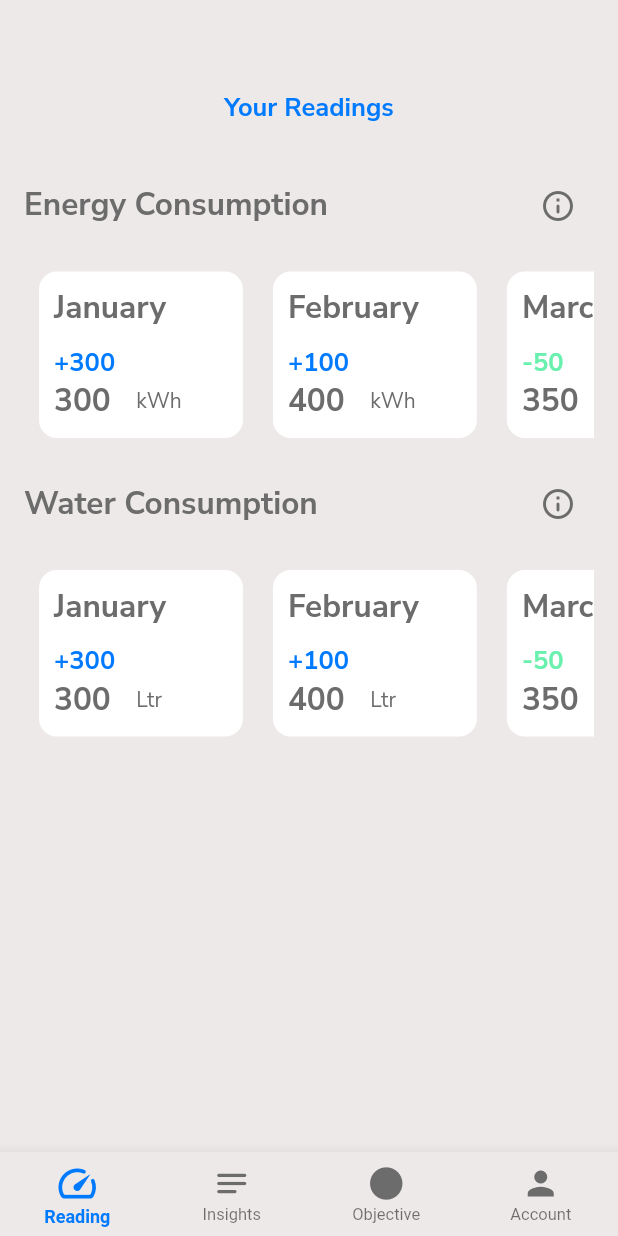
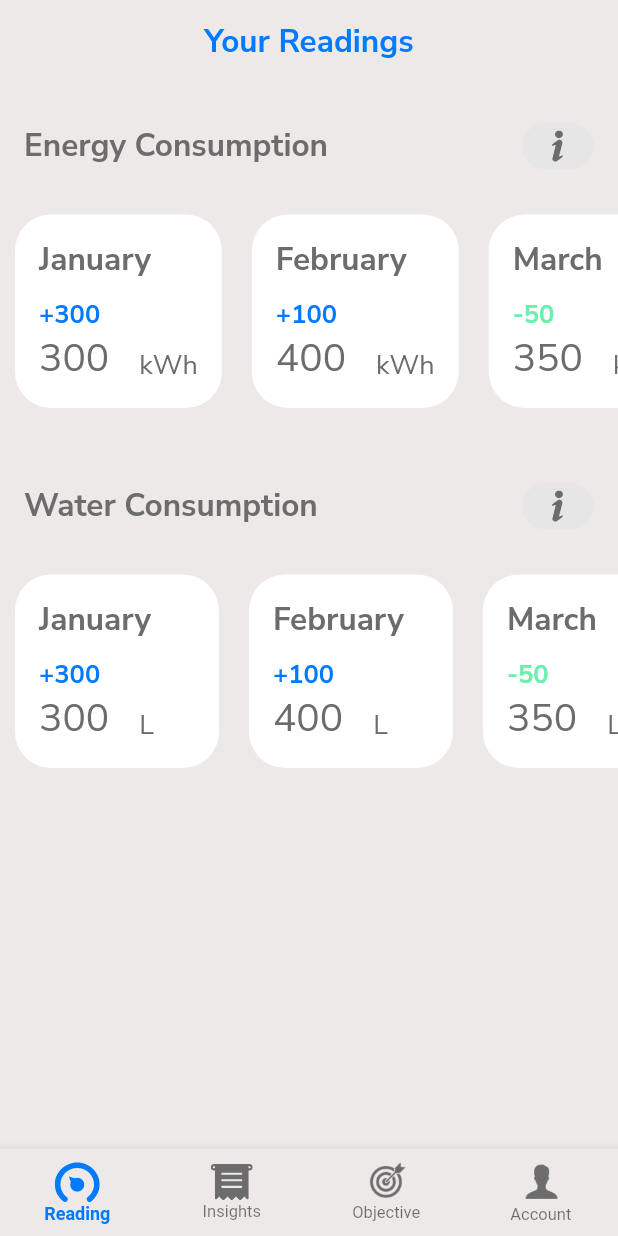
Before and after one commit to Ashutosh-777/Utility-Watch, a Flutter app: the screen it shows after launch, on a phone screen of 412 x 824 dp. Run offline on Flutter 3.47's test engine with Material 2 defaults, Android fonts, the phone set to English and light mode, and no system bars; our stand-ins replace flutter_svg, google_fonts, percent_indicator.

Commit message:
added reading page and update icons

```diff
--- /dev/null
+++ b/lib/globals/assets.dart
@@ -0,0 +1,8 @@
+class Assets {
+  static const String icons = "assets/icons/";
+  static const String readingsIcon = "${icons}readings.svg";
+  static const String insightsIcon = "${icons}insights.svg";
+  static const String objectiveIcon = "${icons}objective.png";
+  static const String accountIcon = "${icons}account.png";
+  static const String infoIcon = "${icons}i.svg";
+}
--- a/lib/main.dart
+++ b/lib/main.dart
@@ -2,6 +2,8 @@ import 'package:flutter/material.dart';
 import 'package:flutter/services.dart';
 import 'package:utility_watch/globals/colors.dart';
 import 'package:utility_watch/pages/home/home.dart';
+
+final navigatorKey = GlobalKey<NavigatorState>();
 
 void main() {
   WidgetsFlutterBinding.ensureInitialized();
@@ -17,6 +19,7 @@ class MyApp extends StatelessWidget {
   @override
   Widget build(BuildContext context) {
     return MaterialApp(
+      navigatorKey: navigatorKey,
       debugShowCheckedModeBanner: false,
       title: 'Utility-Watch',
       theme: ThemeData(),
--- a/lib/pages/home/home.dart
+++ b/lib/pages/home/home.dart
@@ -1,5 +1,8 @@
 import 'package:flutter/material.dart';
+import 'package:flutter_svg/flutter_svg.dart';
+import 'package:utility_watch/globals/assets.dart';
 import 'package:utility_watch/globals/colors.dart';
+import 'package:utility_watch/globals/styles.dart';
 import 'package:utility_watch/pages/account/account_tab.dart';
 import 'package:utility_watch/pages/insights/insights_tab.dart';
 import 'package:utility_watch/pages/objective/objective_tab.dart';
@@ -15,11 +18,20 @@ class HomePage extends StatefulWidget {
 class _HomePageState extends State<HomePage> {
   int selectedIndex = 0;
   List<Widget> tabs = [
-    ReadingsPage(),
+    ReadingPage(),
     const InsightsPage(),
     const ObjectivePage(),
     const AccountPage(),
   ];
+
+  List<String> labels = [
+    "Reading",
+    "Insights",
+    "Objective",
+    "Account",
+  ];
+
+  List<String> titles = ["Your Readings", "", "Goal Settings", ""];
 
   void updateTab(int index) {
     setState(() {
@@ -29,13 +41,21 @@ class _HomePageState extends State<HomePage> {
 
   @override
   Widget build(BuildContext context) {
-    return SafeArea(
-      bottom: false,
-      child: Scaffold(
-        backgroundColor: MyColors.backgroundColor,
-        body: tabs[selectedIndex],
-        bottomNavigationBar: _bottomNavigationBar(),
-      ),
+    return Scaffold(
+      appBar: titles[selectedIndex] != ""
+          ? AppBar(
+              elevation: 0,
+              backgroundColor: MyColors.backgroundColor,
+              title: Text(
+                titles[selectedIndex],
+                style: MyStyles.heading.copyWith(color: MyColors.blueColor),
+              ),
+              centerTitle: true,
+            )
+          : null,
+      backgroundColor: MyColors.backgroundColor,
+      body: tabs[selectedIndex],
+      bottomNavigationBar: _bottomNavigationBar(),
     );
   }
 
@@ -55,28 +75,44 @@ class _HomePageState extends State<HomePage> {
       fixedColor: MyColors.blueColor,
       onTap: (value) => updateTab(value),
       type: BottomNavigationBarType.fixed,
-      items: const [
+      items: [
         BottomNavigationBarItem(
-          icon: Icon(
-            Icons.speed_rounded,
+          icon: SvgPicture.asset(
+            Assets.readingsIcon,
+            color: labels[selectedIndex] == "Reading"
+                ? MyColors.blueColor
+                : MyColors.greyColor,
+            height: labels[selectedIndex] == "Reading" ? 28 : 24,
           ),
           label: "Reading",
         ),
         BottomNavigationBarItem(
-          icon: Icon(
-            Icons.notes_rounded,
+          icon: SvgPicture.asset(
+            Assets.insightsIcon,
+            color: labels[selectedIndex] == "Insights"
+                ? MyColors.blueColor
+                : MyColors.greyColor,
+            height: labels[selectedIndex] == "Insights" ? 28 : 24,
           ),
           label: "Insights",
         ),
         BottomNavigationBarItem(
-          icon: Icon(
-            Icons.circle_rounded,
+          icon: Image.asset(
+            Assets.objectiveIcon,
+            color: labels[selectedIndex] == "Objective"
+                ? MyColors.blueColor
+                : MyColors.greyColor,
+            height: labels[selectedIndex] == "Objective" ? 30 : 26,
           ),
           label: "Objective",
         ),
         BottomNavigationBarItem(
-          icon: Icon(
-            Icons.person,
+          icon: Image.asset(
+            Assets.accountIcon,
+            color: labels[selectedIndex] == "Account"
+                ? MyColors.blueColor
+                : MyColors.greyColor,
+            height: labels[selectedIndex] == "Account" ? 32 : 28,
           ),
           label: "Account",
         ),
--- a/lib/pages/readings/readings_tab.dart
+++ b/lib/pages/readings/readings_tab.dart
@@ -1,12 +1,14 @@
 import 'package:flutter/material.dart';
+import 'package:flutter_svg/flutter_svg.dart';
+import 'package:utility_watch/globals/assets.dart';
 import 'package:utility_watch/globals/colors.dart';
 import 'package:utility_watch/globals/months.dart';
 import 'package:utility_watch/globals/styles.dart';
 import 'package:utility_watch/pages/readings/dummy_data.dart';
 import 'package:utility_watch/widgets/reading_tab/reading_tile.dart';
 
-class ReadingsPage extends StatelessWidget {
-  ReadingsPage({super.key});
+class ReadingPage extends StatelessWidget {
+  ReadingPage({super.key});
 
   List<Widget> readingTiles = energyReadings
       .map((map) => ReadingsTile(
@@ -14,83 +16,85 @@ class ReadingsPage extends StatelessWidget {
             scale: 'kWh',
             reading: map["reading"],
             previousReading: map['previous_reading'],
+            title: "Electricity Readings",
           ))
       .toList()
-    ..add(ReadingsTile(month: months[DateTime.now().month]!, scale: 'kWh'));
+    ..add(
+      ReadingsTile(
+        month: months[DateTime.now().month]!,
+        scale: 'kWh',
+        previousReading: energyReadings
+            .where((element) =>
+                element['month'] == months[DateTime.now().month - 1])
+            .last['reading'],
+        title: "Electricity Readings",
+      ),
+    );
 
   List<Widget> waterReadings = energyReadings
       .map((map) => ReadingsTile(
             month: map["month"]!,
-            scale: 'Ltr',
+            scale: 'L',
             reading: map["reading"],
             previousReading: map['previous_reading'],
+            title: "Water Readings",
           ))
       .toList()
-    ..add(ReadingsTile(month: months[DateTime.now().month]!, scale: 'Ltr'));
+    ..add(ReadingsTile(
+      month: months[DateTime.now().month]!,
+      scale: 'L',
+      previousReading: energyReadings
+          .where(
+              (element) => element['month'] == months[DateTime.now().month - 1])
+          .last['reading'],
+      title: "Water Readings",
+    ));
 
   @override
   Widget build(BuildContext context) {
     return Padding(
-      padding: const EdgeInsets.all(16),
+      padding: const EdgeInsets.symmetric(vertical: 16),
       child: Column(
         crossAxisAlignment: CrossAxisAlignment.start,
         mainAxisAlignment: MainAxisAlignment.start,
         mainAxisSize: MainAxisSize.min,
         children: [
-          const SizedBox(height: 44),
-          Row(
-            mainAxisAlignment: MainAxisAlignment.center,
-            children: [
-              Text(
-                "Your Readings",
-                style: MyStyles.subHeading.copyWith(
-                  color: MyColors.blueColor,
-                ),
-              ),
-            ],
-          ),
-          const SizedBox(height: 30),
-          Row(
+          const SizedBox(height: 10),
+          Padding(
+            padding: const EdgeInsets.symmetric(horizontal: 16.0),
+            child: Row(
               mainAxisAlignment: MainAxisAlignment.spaceBetween,
               children: [
                 Text(
                   "Energy Consumption",
                   style: MyStyles.heading,
                 ),
-              IconButton(
-                onPressed: () {},
-                icon: const Icon(
-                  Icons.info_outline_rounded,
-                  color: MyColors.greyColor,
-                ),
-              )
+                infoButton(onTap: () {})
               ],
             ),
-          const SizedBox(height: 10),
+          ),
+          const SizedBox(height: 20),
           SingleChildScrollView(
             scrollDirection: Axis.horizontal,
             child: Row(
               children: readingTiles,
             ),
           ),
-          const SizedBox(height: 10),
-          Row(
+          const SizedBox(height: 40),
+          Padding(
+            padding: const EdgeInsets.symmetric(horizontal: 16.0),
+            child: Row(
               mainAxisAlignment: MainAxisAlignment.spaceBetween,
               children: [
                 Text(
                   "Water Consumption",
                   style: MyStyles.heading,
                 ),
-              IconButton(
-                onPressed: () {},
-                icon: const Icon(
-                  Icons.info_outline_rounded,
-                  color: MyColors.greyColor,
-                ),
-              )
+                infoButton(onTap: () {})
               ],
             ),
-          const SizedBox(height: 10),
+          ),
+          const SizedBox(height: 20),
           SingleChildScrollView(
             scrollDirection: Axis.horizontal,
             child: Row(
@@ -101,4 +105,21 @@ class ReadingsPage extends StatelessWidget {
       ),
     );
   }
+
+  Widget infoButton({required VoidCallback onTap}) {
+    return GestureDetector(
+      onTap: onTap,
+      child: Container(
+        padding: const EdgeInsets.symmetric(horizontal: 20, vertical: 5),
+        decoration: BoxDecoration(
+          color: MyColors.lightGreyColor,
+          borderRadius: BorderRadius.circular(20),
+        ),
+        child: SvgPicture.asset(
+          Assets.infoIcon,
+          color: MyColors.greyColor,
+        ),
+      ),
+    );
   }
+}
--- a/lib/widgets/reading_tab/reading_tile.dart
+++ b/lib/widgets/reading_tab/reading_tile.dart
@@ -2,8 +2,10 @@ import 'package:flutter/material.dart';
 import 'package:utility_watch/globals/colors.dart';
 import 'package:utility_watch/globals/months.dart';
 import 'package:utility_watch/globals/styles.dart';
+import 'package:utility_watch/pages/readings/month_readings.dart';
 
 class ReadingsTile extends StatelessWidget {
+  final String title;
   final String month;
   final int? reading;
   final int? previousReading;
@@ -14,6 +16,7 @@ class ReadingsTile extends StatelessWidget {
     this.reading = 0,
     this.previousReading = 0,
     required this.scale,
+    required this.title,
   });
 
   @override
@@ -22,15 +25,30 @@ class ReadingsTile extends StatelessWidget {
     final change = reading! - previousReading!;
     final sign = increased ? "+" : "";
     final isFilled = month != months[DateTime.now().month];
-    return Container(
-      padding: const EdgeInsets.all(10),
+    return GestureDetector(
+      onTap: () {
+        if (!isFilled) {
+          Navigator.of(context).push(
+            MaterialPageRoute(
+              builder: (context) => MonthReadingScreen(
+                title: title,
+                month: month,
+                previousReading: previousReading ?? 0,
+                scale: scale,
+              ),
+            ),
+          );
+        }
+      },
+      child: Container(
+        padding: const EdgeInsets.all(16),
         margin: const EdgeInsets.all(10),
         constraints: BoxConstraints(
           minWidth: MediaQuery.of(context).size.width * 0.33,
         ),
         decoration: BoxDecoration(
           color: !isFilled ? MyColors.lightGreyColor : MyColors.whiteColor,
-        borderRadius: BorderRadius.circular(12),
+          borderRadius: BorderRadius.circular(24),
         ),
         child: Column(
           crossAxisAlignment: CrossAxisAlignment.start,
@@ -51,23 +69,25 @@ class ReadingsTile extends StatelessWidget {
             isFilled
                 ? Row(
                     mainAxisAlignment: MainAxisAlignment.spaceBetween,
-                  crossAxisAlignment: CrossAxisAlignment.center,
+                    crossAxisAlignment: CrossAxisAlignment.end,
                     children: [
                       Text(
                         "$reading   ",
-                      style: MyStyles.heading,
+                        style: MyStyles.normalTextStyle.copyWith(fontSize: 26),
                       ),
                       Text(
                         scale,
-                      style: MyStyles.normalTextStyle,
+                        style: MyStyles.normalTextStyle.copyWith(fontSize: 18),
                       )
                     ],
                   )
                 : Text(
                     ".  . . .",
-                  style: MyStyles.heading.copyWith(fontWeight: FontWeight.w900),
+                    style:
+                        MyStyles.heading.copyWith(fontWeight: FontWeight.w900),
                   ),
           ],
+        ),
       ),
     );
   }
```
Also changed, not shown: lib/pages/account/account_tab.dart (+5 -18 lines), lib/pages/objective/objective_tab.dart (+5 -18 lines), lib/pages/readings/month_readings.dart (added, +167 -0 lines), lib/utils/back_button.dart (added, +11 -0 lines), lib/utils/number_format.dart (added, +19 -0 lines), lib/widgets/reading_tab/reading_change_tile.dart (added, +47 -0 lines), lib/widgets/reading_tab/reading_summary.dart (added, +53 -0 lines), pubspec.yaml (+4 -3 lines), assets/icons/account.png (added), assets/icons/i.svg (added), assets/icons/insights.svg (added), assets/icons/objective.png (added), assets/icons/readings.svg (added), pubspec.lock. Lines whose indentation alone changed are shown as unchanged.
